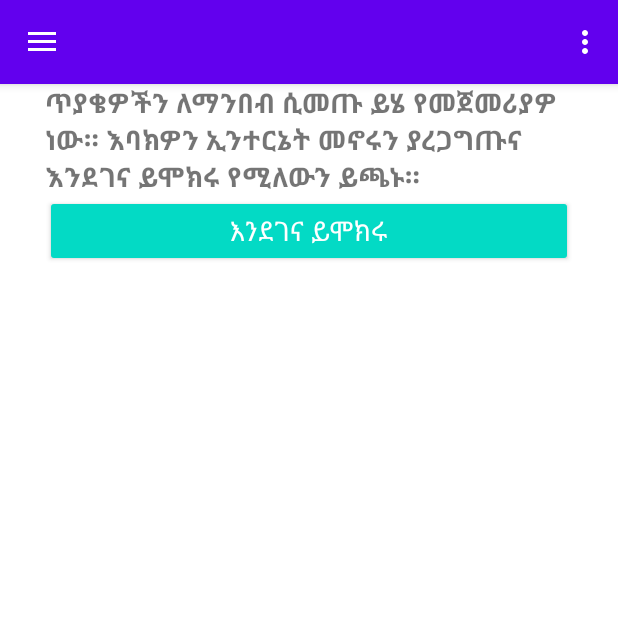
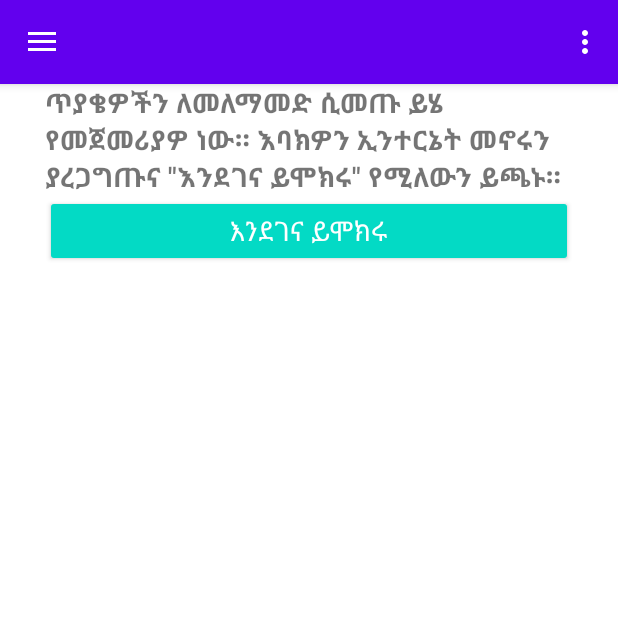
Before and after one commit to EsubalewAmenu/Android_Text_Books, an Android app: the fragment QuestionsFragment placed in its activity, on a phone screen of 412 x 824 dp, the top half of it. Run offline under Robolectric (Android 15) with nearby library versions, the phone set to English and light mode, and no system bars; our stand-ins replace AdMob, Volley; network calls fail; 6 statements that could not run were skipped.

```diff
--- a/app/src/main/AndroidManifest.xml
+++ b/app/src/main/AndroidManifest.xml
@@ -6,8 +6,6 @@
     <uses-permission android:name="android.permission.ACCESS_NETWORK_STATE" />
     <uses-permission android:name="android.permission.READ_EXTERNAL_STORAGE" />
     <uses-permission android:name="android.permission.WRITE_EXTERNAL_STORAGE" />
-
-    <uses-permission android:name="android.permission.ACCESS_WIFI_STATE" />
 
     <application
         android:allowBackup="true"
--- a/app/src/main/java/com/herma/apps/textbooks/AnswersActivity.java
+++ b/app/src/main/java/com/herma/apps/textbooks/AnswersActivity.java
@@ -3,6 +3,7 @@ package com.herma.apps.textbooks;
 import android.content.Context;
 import android.graphics.Bitmap;
 import android.graphics.BitmapFactory;
+import android.graphics.Color;
 import android.graphics.Typeface;
 import android.graphics.drawable.BitmapDrawable;
 import android.graphics.drawable.Drawable;
@@ -148,6 +149,7 @@ public class AnswersActivity extends AppCompatActivity
 //        source.replace("localhost","datascienceplc.com");
 //        System.out.println("source is " + source );
                         new LoadImage().execute(source, d, questionTextView);
+
                         return d;
                     }
                 }, null));
--- a/app/src/main/java/com/herma/apps/textbooks/ui/fragment/QuestionsFragment.java
+++ b/app/src/main/java/com/herma/apps/textbooks/ui/fragment/QuestionsFragment.java
@@ -137,9 +137,10 @@ public class QuestionsFragment extends Fragment {
 
         textView2 = (TextView) rootView.findViewById(R.id.textView2);
 
+
         txtScore = (TextView) rootView.findViewById(R.id.txtScore);
         doneQuestions = (TextView) rootView.findViewById(R.id.doneQuestions);
-        percentAnsQue = (TextView) rootView.findViewById(R.id.percentAnsQue);
+//        percentAnsQue = (TextView) rootView.findViewById(R.id.percentAnsQue);
         imgBadge = (ImageView) rootView.findViewById(R.id.imgBadge);
 
         youtubeWebView = (WebView) rootView.findViewById(R.id.youtube_web_view);
@@ -180,6 +181,14 @@ public class QuestionsFragment extends Fragment {
 //            Toast.makeText(getActivity(), "Please connect to internet & restart the app!", Toast.LENGTH_SHORT).show();
             textView2.setText( getString(R.string.app_restart ) );
             btnQuetionRetry.setVisibility(View.VISIBLE);
+        }else{
+            textView2.setOnClickListener(new View.OnClickListener() {
+                public void onClick(View v) {
+                    Intent browserIntent = new Intent(Intent.ACTION_VIEW);
+                    browserIntent.setData(Uri.parse("https://t.me/ethio_textbooks"));
+                    startActivity(browserIntent);
+                }
+            });
         }
 
         show_answer.setChecked(pre.getBoolean("show_answer", true));
@@ -193,8 +202,13 @@ public class QuestionsFragment extends Fragment {
         btnQuetionRetry.setOnClickListener(new View.OnClickListener() {
             @Override
             public void onClick(View v) {
-                btnQuetionRetry.setEnabled(false);
-                doApiCall();
+
+                if(isOnline()) {
+                    btnQuetionRetry.setEnabled(false);
+                    doApiCall();
+                }else
+                Toast.makeText(getContext(), getString(R.string.check_your_internet), Toast.LENGTH_SHORT).show();
+
             }
         });
 
@@ -887,10 +901,10 @@ public class QuestionsFragment extends Fragment {
             @Override
             public void onErrorResponse(VolleyError error) {
 
-                Toast.makeText(getContext(), getString(R.string.check_your_internet), Toast.LENGTH_SHORT).show();
+//                Toast.makeText(getContext(), getString(R.string.check_your_internet), Toast.LENGTH_SHORT).show();
                 btnQuetionRetry.setEnabled(true);
 
-                System.out.println("main resp is error " + error);
+//                System.out.println("main resp is error " + error);
 
             }
 
--- a/app/src/main/res/layout/fragment_question_home.xml
+++ b/app/src/main/res/layout/fragment_question_home.xml
@@ -34,6 +34,7 @@
                 android:layout_height="wrap_content"
                 android:layout_alignParentTop="true" android:layout_centerHorizontal="true"
                 android:text="@string/questions_intro"
+                android:autoLink="web"
                 android:layout_centerVertical="true"
                 android:textAllCaps="false"
                 android:textSize="18sp"/>
@@ -74,14 +75,6 @@
                     android:progressDrawable="@drawable/custom_progress" />
 
             </LinearLayout>
-            <TextView
-                android:id="@+id/percentAnsQue"
-                android:layout_width="wrap_content"
-                android:layout_height="wrap_content"
-
-                android:textAllCaps="false"
-                android:textSize="18sp"/>
-
 
             <LinearLayout
                 android:id="@+id/linearLayoutGrade"
@@ -95,13 +88,15 @@
                     android:layout_width="wrap_content"
                     android:layout_height="wrap_content"
                     android:textSize="22dp"
-                    android:text="What Grade are you?"/>
+                    android:text="Grade : "/>
 
                 <Spinner
                     android:id="@+id/spGrade"
                     android:layout_width="match_parent"
                     android:layout_height="wrap_content"
-                    android:textSize="22dp" />
+                    android:textSize="22dp"
+
+                    />
 
 
             </LinearLayout>
@@ -118,13 +113,14 @@
                     android:layout_width="wrap_content"
                     android:layout_height="wrap_content"
                     android:textSize="22dp"
-                    android:text="Subject?"/>
+                    android:text="Subject : " />
 
                 <Spinner
                     android:id="@+id/spSubject"
                     android:layout_width="match_parent"
                     android:layout_height="wrap_content"
-                    android:textSize="22dp" />
+                    android:textSize="22dp"
+                    />
 
 
             </LinearLayout>
@@ -141,13 +137,14 @@
                     android:layout_width="wrap_content"
                     android:layout_height="wrap_content"
                     android:textSize="22dp"
-                    android:text="Unit/Chapter?"/>
+                    android:text="Unit/Chapter : "/>
 
                 <Spinner
                     android:id="@+id/spChapter"
-                    android:layout_width="wrap_content"
+                    android:layout_width="match_parent"
                     android:layout_height="wrap_content"
-                    android:textSize="22dp" />
+                    android:textSize="22dp"
+                    />
 
             </LinearLayout>
 
@@ -164,7 +161,7 @@
                     android:layout_width="wrap_content"
                     android:layout_height="wrap_content"
                     android:textSize="22dp"
-                    android:text="Take Out of "/>
+                    android:text="Take Out of  : "/>
 
                 <EditText
                     android:id="@+id/etOutOf"
--- a/app/src/main/res/values/strings.xml
+++ b/app/src/main/res/values/strings.xml
@@ -72,7 +72,7 @@
     <string name="yes">Yes</string>
     <string name="menu_questions">Worksheet</string>
 
-    <string name="questions_intro">እባክዎን የመልመጃ ጥያቄዎቹ አሟልተን አስክናጠናቅቅ ያሉትን አየተጠቀሙ በትዕግስት ይጠብቁን።\n Telegram @ethio_textbooks 0923481783</string>
+    <string name="questions_intro">እባክዎን የመልመጃ ጥያቄዎቹ አሟልተን አስክናጠናቅቅ ያሉትን አየተጠቀሙ በትዕግስት ይጠብቁን።\n\nTelegram @ethio_textbooks 0923481783</string>
     <string name="start_questionnaire">መልመጃውን ጀምር</string>
     <string name="show_result">ውጤቴን አሳየኝ</string>
     <string name="about_short">*Free* apps from DataScience P.L.C.\nEmail: apps@datascienceplc.com</string>
@@ -84,7 +84,7 @@
     <string name="show_answer">መልሱን እዛው አሳይ</string>
     <string name="open_shortnote">Open note</string>
 
-    <string name="app_restart">ጥያቄዎችን ለማንበብ ሲመጡ ይሄ የመጀመሪያዎ ነው። እባክዎን ኢንተርኔት መኖሩን ያረጋግጡና እንደገና ይሞክሩ የሚለውን ይጫኑ።</string>
+    <string name="app_restart">ጥያቄዎችን ለመለማመድ ሲመጡ ይሄ የመጀመሪያዎ ነው። እባክዎን ኢንተርኔት መኖሩን ያረጋግጡና \"እንደገና ይሞክሩ\" የሚለውን ይጫኑ።</string>
     <string name="thanks_for_activated">እናመሰግናለን! እባክዎን አፕልኬሽኑን ዘግተው ይክፈቱት።</string>
     <string name="wrong_code">የተሳሳተ ወይም ጊዜው ያለፈበት ኮድ ተጠቅመዋል።</string>
     <string name="check_your_internet">እባክዎን ኢንተርኔት መኖሩን ያረጋግጡ ወይም ትንሽ ቆይተው ይሞክሩ።</string>
@@ -99,8 +99,9 @@
     <string name="paid_date">የከፈሉበት ቀን : </string>
     <string name="out_date">የሚያበቃበት ቀን : </string>
     <string name="license_out_dated">የልዩ ተጠቃሚነት ጊዜዎ አልፏል! እባክዎን ያድሱ።</string>
-    <string name="license_not_out_dated">የልዩ ተጠቃሚነት ጊዜዎ አላለፈም። ስለተመዘገቡ እናመሰግናለን።</string>
+    <string name="license_not_out_dated">አፕልኬሽኑን ከስልኮ ላይ ካጠፉት ልዩ ተጠቃሚነት ዋጋ አይኖረውም።\nስለተመዘገቡ እናመሰግናለን።</string>
     <string name="not_registed">በልዩ ተጠቃሚነት አልተመዘገቡም። እባክዎን ይመዝገቡ።</string>
+    <string name="fill_the_form">እባክዎን በቅድምያ ከላይ ያሉትን ይሙሉ።</string>
 
 
 </resources>
```
Also changed, not shown: app/build.gradle (+4 -4 lines), app/src/main/java/com/herma/apps/textbooks/ui/fragment/PremiumFragment.java (+32 -21 lines), app/src/main/res/layout/fragment_premium.xml (+0 -7 lines).
